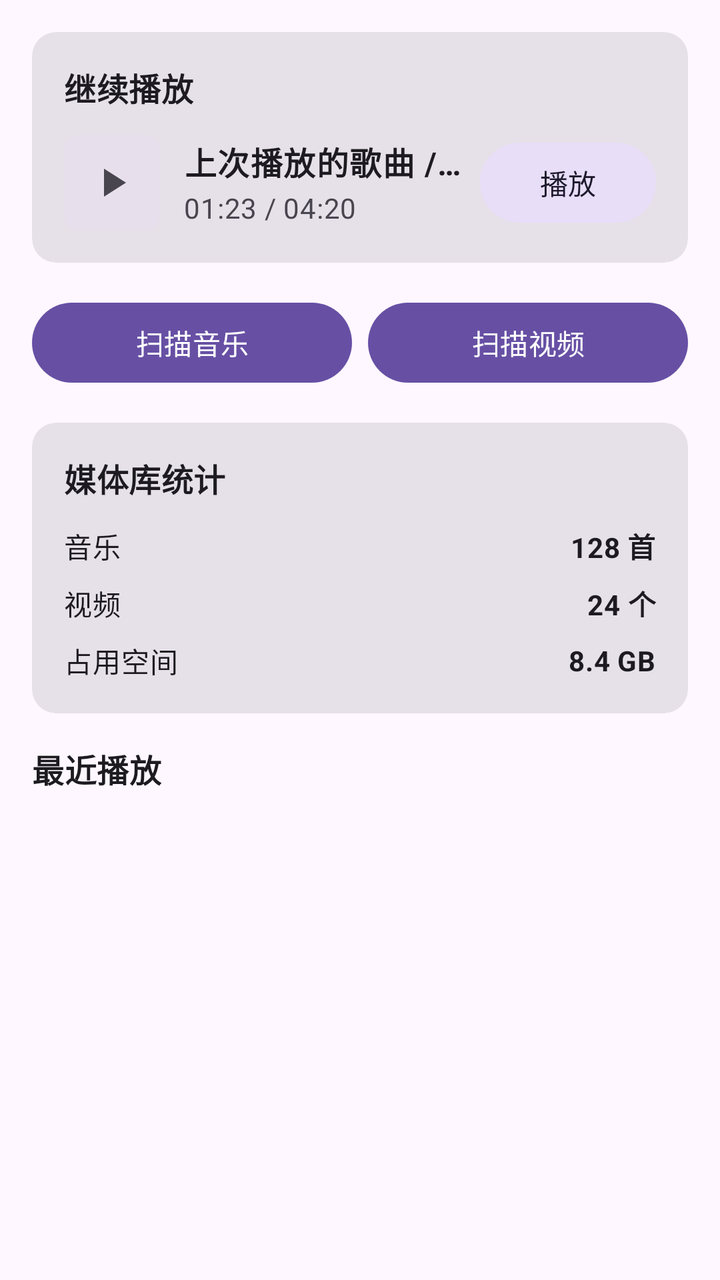
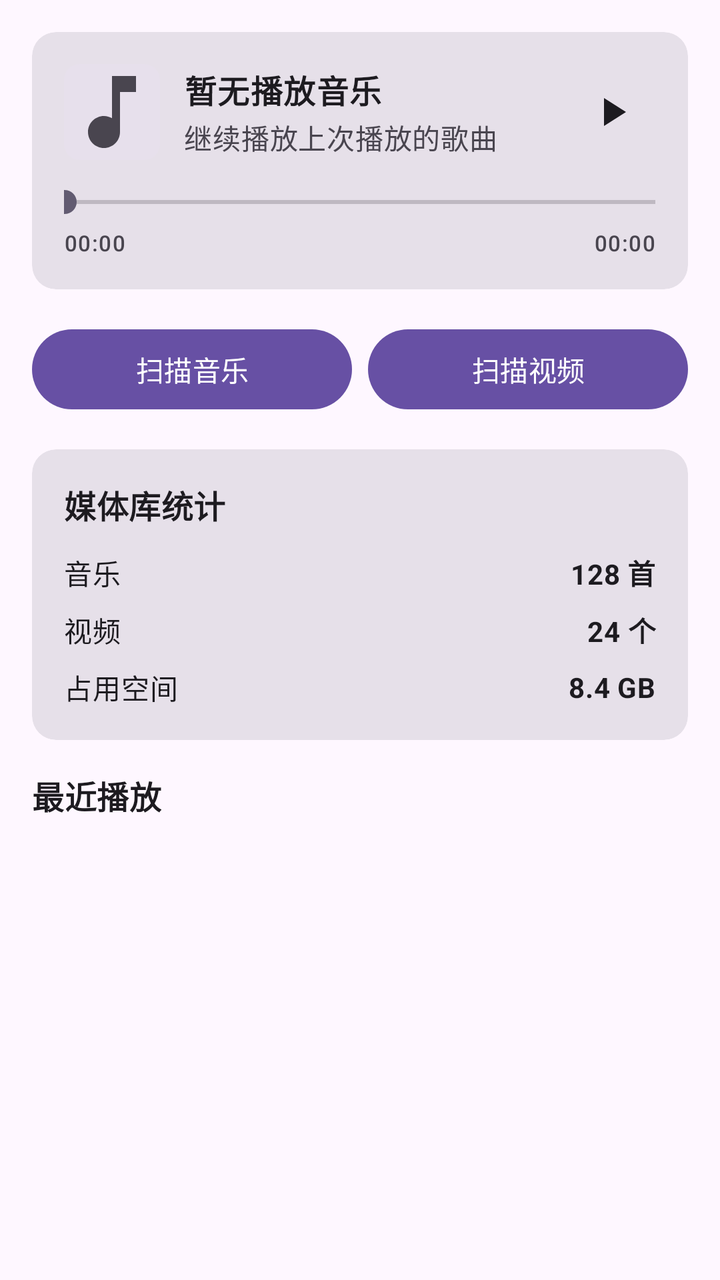

The first picture is an Android layout as it rendered before a commit; the second is the same layout after the commit. The layout source and the unified diff follow.
<!-- AndroidManifest.xml: application theme Theme.MyMedia -->
<!-- res/layout/fragment_home.xml -->
<?xml version="1.0" encoding="utf-8"?>
<androidx.core.widget.NestedScrollView xmlns:android="http://schemas.android.com/apk/res/android"
    xmlns:app="http://schemas.android.com/apk/res-auto"
    xmlns:tools="http://schemas.android.com/tools"
    android:layout_width="match_parent"
    android:layout_height="match_parent"
    android:fillViewport="true"
    android:background="?android:attr/colorBackground">

    <LinearLayout
        android:layout_width="match_parent"
        android:layout_height="wrap_content"
        android:orientation="vertical"
        android:padding="@dimen/dimens_16">

        <com.google.android.material.card.MaterialCardView
            android:layout_width="match_parent"
            android:layout_height="wrap_content"
            android:layout_marginBottom="@dimen/dimens_16"
            style="@style/Widget.Material3.CardView.Filled"
            app:cardCornerRadius="@dimen/dimens_12"
            app:cardElevation="@dimen/dimens_0">

            <LinearLayout
                android:layout_width="match_parent"
                android:layout_height="wrap_content"
                android:orientation="vertical"
                android:padding="@dimen/dimens_16">

                <TextView
                    android:layout_width="wrap_content"
                    android:layout_height="wrap_content"
                    android:text="@string/continue_playing"
                    android:textAppearance="?attr/textAppearanceTitleMedium"
                    android:textStyle="bold"
                    android:layout_marginBottom="@dimen/dimens_12" />

                <LinearLayout
                    android:layout_width="match_parent"
                    android:layout_height="wrap_content"
                    android:orientation="horizontal"
                    android:gravity="center_vertical">

                    
                    <com.google.android.material.imageview.ShapeableImageView
                        android:id="@+id/iv_continue_cover"
                        android:layout_width="@dimen/dimens_48"
                        android:layout_height="@dimen/dimens_48"
                        android:background="?attr/colorSurfaceVariant"
                        android:scaleType="center"
                        android:src="@drawable/ic_play"
                        app:shapeAppearanceOverlay="@style/ShapeAppearance.Material3.Corner.Small"
                        android:layout_marginEnd="@dimen/dimens_12" />

                    
                    <LinearLayout
                        android:layout_width="@dimen/dimens_0"
                        android:layout_height="wrap_content"
                        android:layout_weight="1"
                        android:orientation="vertical">

                        <TextView
                            android:layout_width="wrap_content"
                            android:layout_height="wrap_content"
                            android:text="上次播放的歌曲 / 视频"
                            android:textAppearance="?attr/textAppearanceBodyLarge"
                            android:textStyle="bold"
                            android:ellipsize="end"
                            android:singleLine="true" />

                        <TextView
                            android:layout_width="wrap_content"
                            android:layout_height="wrap_content"
                            android:text="01:23 / 04:20"
                            android:textAppearance="?attr/textAppearanceBodyMedium"
                            android:textColor="?android:attr/textColorSecondary"
                            android:layout_marginTop="@dimen/dimens_2" />
                    </LinearLayout>

                    
                    <com.google.android.material.button.MaterialButton
                        android:layout_width="wrap_content"
                        android:layout_height="wrap_content"
                        android:text="@string/play"
                        style="@style/Widget.Material3.Button.TonalButton"
                        android:layout_marginStart="@dimen/dimens_8" />
                </LinearLayout>

            </LinearLayout>
        </com.google.android.material.card.MaterialCardView>

        
        <LinearLayout
            android:layout_width="match_parent"
            android:layout_height="wrap_content"
            android:orientation="horizontal"
            android:layout_marginBottom="@dimen/dimens_16"
            android:weightSum="2">

            <com.google.android.material.button.MaterialButton
                android:id="@+id/scan_audio"
                android:layout_width="@dimen/dimens_0"
                android:layout_height="wrap_content"
                android:layout_weight="1"
                android:text="@string/scan_audio"
                style="@style/Widget.Material3.Button"
                android:layout_marginEnd="@dimen/dimens_4" />

            <com.google.android.material.button.MaterialButton
                android:layout_width="@dimen/dimens_0"
                android:id="@+id/scan_video"
                android:layout_height="wrap_content"
                android:layout_weight="1"
                android:text="@string/scan_video"
                style="@style/Widget.Material3.Button"
                android:layout_marginStart="@dimen/dimens_4" />
        </LinearLayout>


        
        <com.google.android.material.card.MaterialCardView
            android:layout_width="match_parent"
            android:layout_height="wrap_content"
            android:layout_marginBottom="@dimen/dimens_16"
            style="@style/Widget.Material3.CardView.Filled"
            app:cardCornerRadius="@dimen/dimens_12"
            app:cardElevation="@dimen/dimens_0">

            <LinearLayout
                android:layout_width="match_parent"
                android:layout_height="wrap_content"
                android:orientation="vertical"
                android:padding="@dimen/dimens_16">

                <TextView
                    android:layout_width="wrap_content"
                    android:layout_height="wrap_content"
                    android:text="@string/library_statistics"
                    android:textAppearance="?attr/textAppearanceTitleMedium"
                    android:textStyle="bold"
                    android:layout_marginBottom="@dimen/dimens_12" />

                
                <LinearLayout
                    android:layout_width="match_parent"
                    android:layout_height="wrap_content"
                    android:orientation="horizontal"
                    android:gravity="center_vertical"
                    android:layout_marginBottom="@dimen/dimens_8">

                    <TextView
                        android:layout_width="@dimen/dimens_0"
                        android:layout_height="wrap_content"
                        android:layout_weight="1"
                        android:text="音乐"
                        android:textAppearance="?attr/textAppearanceBodyMedium" />

                    <TextView
                        android:layout_width="wrap_content"
                        android:layout_height="wrap_content"
                        android:text="128 首"
                        android:textAppearance="?attr/textAppearanceBodyMedium"
                        android:textStyle="bold" />
                </LinearLayout>

                
                <LinearLayout
                    android:layout_width="match_parent"
                    android:layout_height="wrap_content"
                    android:orientation="horizontal"
                    android:gravity="center_vertical"
                    android:layout_marginBottom="@dimen/dimens_8">

                    <TextView
                        android:layout_width="@dimen/dimens_0"
                        android:layout_height="wrap_content"
                        android:layout_weight="1"
                        android:text="视频"
                        android:textAppearance="?attr/textAppearanceBodyMedium" />

                    <TextView
                        android:layout_width="wrap_content"
                        android:layout_height="wrap_content"
                        android:text="24 个"
                        android:textAppearance="?attr/textAppearanceBodyMedium"
                        android:textStyle="bold" />
                </LinearLayout>

                
                <LinearLayout
                    android:layout_width="match_parent"
                    android:layout_height="wrap_content"
                    android:orientation="horizontal"
                    android:gravity="center_vertical">

                    <TextView
                        android:layout_width="@dimen/dimens_0"
                        android:layout_height="wrap_content"
                        android:layout_weight="1"
                        android:text="@string/occupied_space"
                        android:textAppearance="?attr/textAppearanceBodyMedium" />

                    <TextView
                        android:layout_width="wrap_content"
                        android:layout_height="wrap_content"
                        android:text="8.4 GB"
                        android:textAppearance="?attr/textAppearanceBodyMedium"
                        android:textStyle="bold" />
                </LinearLayout>

            </LinearLayout>
        </com.google.android.material.card.MaterialCardView>

        
        <TextView
            android:layout_width="wrap_content"
            android:layout_height="wrap_content"
            android:text="@string/recent_play"
            android:textAppearance="?attr/textAppearanceTitleMedium"
            android:textStyle="bold"
            android:layout_marginBottom="@dimen/dimens_8" />

        <androidx.recyclerview.widget.RecyclerView
            android:id="@+id/rv_recent_play"
            android:layout_width="match_parent"
            android:layout_height="wrap_content"
            android:nestedScrollingEnabled="false"
            tools:listitem="@layout/item_media_linear" />
    </LinearLayout>
</androidx.core.widget.NestedScrollView>
<!-- res/layout/item_media_linear.xml (included above) -->
<?xml version="1.0" encoding="utf-8"?>
<androidx.constraintlayout.widget.ConstraintLayout xmlns:android="http://schemas.android.com/apk/res/android"
    xmlns:app="http://schemas.android.com/apk/res-auto"
    xmlns:tools="http://schemas.android.com/tools"
    android:layout_width="match_parent"
    android:layout_height="wrap_content"
    android:background="?attr/selectableItemBackground">

    
    <com.google.android.material.checkbox.MaterialCheckBox
        android:id="@+id/cb_select"
        android:layout_width="wrap_content"
        android:layout_height="wrap_content"
        android:minWidth="@dimen/dimens_0"
        android:minHeight="@dimen/dimens_0"
        app:layout_constraintStart_toStartOf="parent"
        app:layout_constraintTop_toTopOf="parent"
        app:layout_constraintBottom_toBottomOf="parent" />

    <com.google.android.material.imageview.ShapeableImageView
        android:id="@+id/iv_media_icon"
        android:layout_width="@dimen/dimens_48"
        android:layout_height="@dimen/dimens_48"
        android:background="?attr/colorSurfaceVariant"
        android:scaleType="center"
        android:src="@drawable/ic_music"
        app:shapeAppearanceOverlay="@style/ShapeAppearance.Material3.Corner.Small"
        app:layout_constraintStart_toEndOf="@id/cb_select"
        app:layout_constraintTop_toTopOf="parent"
        app:layout_constraintBottom_toBottomOf="parent"
        android:layout_marginStart="@dimen/dimens_12" />
    <LinearLayout
        android:id="@+id/ll_media_content"
        android:layout_width="@dimen/dimens_0"
        android:layout_height="wrap_content"
        android:orientation="vertical"
        app:layout_constraintStart_toEndOf="@id/iv_media_icon"
        app:layout_constraintEnd_toStartOf="@id/btn_edit"
        app:layout_constraintTop_toTopOf="parent"
        app:layout_constraintBottom_toBottomOf="parent"
        android:layout_marginStart="@dimen/dimens_12"
        android:layout_marginEnd="@dimen/dimens_12">

        <TextView
            android:id="@+id/tv_media_title"
            android:layout_width="match_parent"
            android:layout_height="wrap_content"
            android:text="媒体名称"
            android:textAppearance="?attr/textAppearanceBodyLarge"
            android:textStyle="bold"
            android:ellipsize="end"
            android:singleLine="true" />

        <TextView
            android:id="@+id/tv_media_subtitle"
            android:layout_width="match_parent"
            android:layout_height="wrap_content"
            android:text="作者 / 时长 / 大小"
            android:textAppearance="?attr/textAppearanceBodyMedium"
            android:textColor="?android:attr/textColorSecondary"
            android:layout_marginTop="@dimen/dimens_2"
            android:ellipsize="end"
            android:singleLine="true" />
    </LinearLayout>


    
    <ImageView
        android:id="@+id/btn_edit"
        android:layout_width="@dimen/dimens_40"
        android:layout_height="@dimen/dimens_40"
        android:padding="@dimen/dimens_8"
        android:src="@drawable/ic_edit"
        android:background="?attr/selectableItemBackgroundBorderless"
        android:contentDescription="编辑"
        app:tint="?attr/colorOnSurfaceVariant"
        app:layout_constraintEnd_toEndOf="parent"
        app:layout_constraintTop_toTopOf="parent"
        app:layout_constraintBottom_toBottomOf="parent" />

    
    <ImageView
        android:id="@+id/btn_more"
        android:layout_width="@dimen/dimens_0"
        android:layout_height="@dimen/dimens_0"
        android:visibility="gone"
        app:layout_constraintTop_toTopOf="parent"
        app:layout_constraintStart_toStartOf="parent" />

</androidx.constraintlayout.widget.ConstraintLayout>
<!-- resources referenced by this layout -->
<resources>
  <dimen name="dimens_0">0dp</dimen>
  <dimen name="dimens_12">12dp</dimen>
  <dimen name="dimens_16">16dp</dimen>
  <dimen name="dimens_2">2dp</dimen>
  <dimen name="dimens_4">4dp</dimen>
  <dimen name="dimens_40">40dp</dimen>
  <dimen name="dimens_48">48dp</dimen>
  <dimen name="dimens_8">8dp</dimen>
  <!-- drawable ic_edit (drawable) -->
  <vector xmlns:android="http://schemas.android.com/apk/res/android"
      android:width="24dp"
      android:height="24dp"
      android:viewportWidth="24"
      android:viewportHeight="24"
      android:tint="?attr/colorControlNormal">
    <path
        android:fillColor="@android:color/white"
        android:pathData="M3,17.25V21h3.75L17.81,9.94l-3.75,-3.75L3,17.25zM20.71,7.04c0.39,-0.39 0.39,-1.02 0,-1.41l-2.34,-2.34c-0.39,-0.39 -1.02,-0.39 -1.41,0l-1.83,1.83 3.75,3.75 1.83,-1.83z"/>
  </vector>
  <!-- drawable ic_music (drawable) -->
  <vector xmlns:android="http://schemas.android.com/apk/res/android"
      android:width="24dp"
      android:height="24dp"
      android:viewportWidth="24"
      android:viewportHeight="24"
      android:tint="?attr/colorControlNormal">
    <path
        android:fillColor="@android:color/white"
        android:pathData="M12,3v10.55c-0.59,-0.34 -1.27,-0.55 -2,-0.55 -2.21,0 -4,1.79 -4,4s1.79,4 4,4 4,-1.79 4,-4V7h4V3h-6z"/>
  </vector>
  <!-- drawable ic_play (drawable) -->
  <vector xmlns:android="http://schemas.android.com/apk/res/android"
      android:width="24dp"
      android:height="24dp"
      android:viewportWidth="24"
      android:viewportHeight="24"
      android:tint="?attr/colorControlNormal">
    <path
        android:fillColor="@android:color/white"
        android:pathData="M8,5v14l11,-7z"/>
  </vector>
  <string name="continue_playing">继续播放</string>
  <string name="library_statistics">媒体库统计</string>
  <string name="occupied_space">占用空间</string>
  <string name="play">播放</string>
  <string name="recent_play">最近播放</string>
  <string name="scan_audio">扫描音乐</string>
  <string name="scan_video">扫描视频</string>
  <style name="Theme.MyMedia" parent="Theme.Material3.DayNight.NoActionBar">
          
      </style>
</resources>

<!-- the commit's change to res/layout/fragment_home.xml (unified diff, before → after) -->
@@ -13,81 +13,15 @@
         android:orientation="vertical"
         android:padding="@dimen/dimens_16">
 
-        <com.google.android.material.card.MaterialCardView
-            android:layout_width="match_parent"
-            android:layout_height="wrap_content"
-            android:layout_marginBottom="@dimen/dimens_16"
-            style="@style/Widget.Material3.CardView.Filled"
-            app:cardCornerRadius="@dimen/dimens_12"
-            app:cardElevation="@dimen/dimens_0">
-
-            <LinearLayout
-                android:layout_width="match_parent"
-                android:layout_height="wrap_content"
-                android:orientation="vertical"
-                android:padding="@dimen/dimens_16">
-
-                <TextView
-                    android:layout_width="wrap_content"
-                    android:layout_height="wrap_content"
-                    android:text="@string/continue_playing"
-                    android:textAppearance="?attr/textAppearanceTitleMedium"
-                    android:textStyle="bold"
-                    android:layout_marginBottom="@dimen/dimens_12" />
-
-                <LinearLayout
-                    android:layout_width="match_parent"
-                    android:layout_height="wrap_content"
-                    android:orientation="horizontal"
-                    android:gravity="center_vertical">
-
-                    
-                    <com.google.android.material.imageview.ShapeableImageView
-                        android:id="@+id/iv_continue_cover"
-                        android:layout_width="@dimen/dimens_48"
-                        android:layout_height="@dimen/dimens_48"
-                        android:background="?attr/colorSurfaceVariant"
-                        android:scaleType="center"
-                        android:src="@drawable/ic_play"
-                        app:shapeAppearanceOverlay="@style/ShapeAppearance.Material3.Corner.Small"
-                        android:layout_marginEnd="@dimen/dimens_12" />
-
-                    
-                    <LinearLayout
-                        android:layout_width="@dimen/dimens_0"
-                        android:layout_height="wrap_content"
-                        android:layout_weight="1"
-                        android:orientation="vertical">
-
-                        <TextView
-                            android:layout_width="wrap_content"
-                            android:layout_height="wrap_content"
-                            android:text="上次播放的歌曲 / 视频"
-                            android:textAppearance="?attr/textAppearanceBodyLarge"
-                            android:textStyle="bold"
-                            android:ellipsize="end"
-                            android:singleLine="true" />
-
-                        <TextView
-                            android:layout_width="wrap_content"
-                            android:layout_height="wrap_content"
-                            android:text="01:23 / 04:20"
-                            android:textAppearance="?attr/textAppearanceBodyMedium"
-                            android:textColor="?android:attr/textColorSecondary"
-                            android:layout_marginTop="@dimen/dimens_2" />
-                    </LinearLayout>
-
-                    
-                    <com.google.android.material.button.MaterialButton
-                        android:layout_width="wrap_content"
-                        android:layout_height="wrap_content"
-                        android:text="@string/play"
-                        style="@style/Widget.Material3.Button.TonalButton"
-                        android:layout_marginStart="@dimen/dimens_8" />
-                </LinearLayout>
-
-            </LinearLayout>
-        </com.google.android.material.card.MaterialCardView>
+        
+        <include
+            android:id="@+id/include_audio_card"
+            layout="@layout/include_home_audio_card" />
+
+        
+
+
+
 
         
         <LinearLayout
@@ -228,6 +162,128 @@
             tools:listitem="@layout/item_media_linear" />
     </LinearLayout>
 </androidx.core.widget.NestedScrollView>
+<!-- res/layout/include_home_audio_card.xml (included above) -->
+<?xml version="1.0" encoding="utf-8"?>
+<com.google.android.material.card.MaterialCardView xmlns:android="http://schemas.android.com/apk/res/android"
+    xmlns:app="http://schemas.android.com/apk/res-auto"
+    android:id="@+id/card_audio_play"
+    android:layout_width="match_parent"
+    android:layout_height="wrap_content"
+    android:layout_marginBottom="@dimen/dimens_16"
+    style="@style/Widget.Material3.CardView.Filled"
+    app:cardCornerRadius="@dimen/dimens_12"
+    app:cardElevation="@dimen/dimens_0">
+
+    <LinearLayout
+        android:layout_width="match_parent"
+        android:layout_height="wrap_content"
+        android:orientation="vertical"
+        android:padding="@dimen/dimens_16">
+
+        
+        <LinearLayout
+            android:layout_width="match_parent"
+            android:layout_height="wrap_content"
+            android:orientation="horizontal"
+            android:gravity="center_vertical">
+
+            
+            <com.google.android.material.imageview.ShapeableImageView
+                android:id="@+id/iv_audio_cover"
+                android:layout_width="@dimen/dimens_48"
+                android:layout_height="@dimen/dimens_48"
+                android:background="?attr/colorSurfaceVariant"
+                android:scaleType="centerCrop"
+                android:src="@drawable/ic_music"
+                app:shapeAppearanceOverlay="@style/ShapeAppearance.Material3.Corner.Small"
+                android:layout_marginEnd="@dimen/dimens_12" />
+
+            
+            <LinearLayout
+                android:layout_width="@dimen/dimens_0"
+                android:layout_height="wrap_content"
+                android:layout_weight="1"
+                android:orientation="vertical">
+
+                <TextView
+                    android:id="@+id/tv_audio_title"
+                    android:layout_width="wrap_content"
+                    android:layout_height="wrap_content"
+                    android:text="暂无播放音乐"
+                    android:textAppearance="?attr/textAppearanceBodyLarge"
+                    android:textStyle="bold"
+                    android:ellipsize="end"
+                    android:singleLine="true" />
+
+                <TextView
+                    android:id="@+id/tv_audio_artist"
+                    android:layout_width="wrap_content"
+                    android:layout_height="wrap_content"
+                    android:text="继续播放上次播放的歌曲"
+                    android:textAppearance="?attr/textAppearanceBodyMedium"
+                    android:textColor="?android:attr/textColorSecondary"
+                    android:layout_marginTop="@dimen/dimens_2" />
+            </LinearLayout>
+
+            
+            <com.google.android.material.button.MaterialButton
+                android:id="@+id/btn_audio_play_pause"
+                android:layout_width="@dimen/dimens_48"
+                android:layout_height="@dimen/dimens_48"
+                style="@style/Widget.Material3.Button.IconButton"
+                app:icon="@drawable/ic_play"
+                app:iconSize="@dimen/dimens_24"
+                app:iconTint="?attr/colorOnSurface"
+                android:layout_marginStart="@dimen/dimens_8" />
+        </LinearLayout>
+
+        
+        
+        <LinearLayout
+            android:layout_width="match_parent"
+            android:layout_height="wrap_content"
+            android:orientation="vertical"
+            android:layout_marginTop="@dimen/dimens_12">
+
+            <SeekBar
+                android:id="@+id/seek_bar_audio"
+                android:layout_width="match_parent"
+                android:layout_height="wrap_content"
+                android:max="100"
+                android:progress="0"
+                android:paddingStart="@dimen/dimens_16"
+                android:paddingEnd="@dimen/dimens_16"
+                android:layout_marginStart="-16dp"
+                android:layout_marginEnd="-16dp"
+                app:splitTrack="false" />
+
+            <RelativeLayout
+                android:layout_width="match_parent"
+                android:layout_height="wrap_content"
+                android:layout_marginTop="@dimen/dimens_4">
+
+                <TextView
+                    android:id="@+id/tv_audio_time_current"
+                    android:layout_width="wrap_content"
+                    android:layout_height="wrap_content"
+                    android:text="00:00"
+                    android:textAppearance="?attr/textAppearanceLabelSmall"
+                    android:textColor="?android:attr/textColorSecondary"
+                    android:layout_alignParentStart="true" />
+
+                <TextView
+                    android:id="@+id/tv_audio_time_total"
+                    android:layout_width="wrap_content"
+                    android:layout_height="wrap_content"
+                    android:text="00:00"
+                    android:textAppearance="?attr/textAppearanceLabelSmall"
+                    android:textColor="?android:attr/textColorSecondary"
+                    android:layout_alignParentEnd="true" />
+            </RelativeLayout>
+        </LinearLayout>
+
+    </LinearLayout>
+</com.google.android.material.card.MaterialCardView>
 <!-- res/layout/item_media_linear.xml (included above) -->
 <?xml version="1.0" encoding="utf-8"?>
 <androidx.constraintlayout.widget.ConstraintLayout xmlns:android="http://schemas.android.com/apk/res/android"
<!-- resource entries referenced after the edit -->
@@ -4,6 +4,7 @@
   <dimen name="dimens_12">12dp</dimen>
   <dimen name="dimens_16">16dp</dimen>
   <dimen name="dimens_2">2dp</dimen>
+  <dimen name="dimens_24">24dp</dimen>
   <dimen name="dimens_4">4dp</dimen>
   <dimen name="dimens_40">40dp</dimen>
   <dimen name="dimens_48">48dp</dimen>
@@ -41,10 +42,8 @@
         android:fillColor="@android:color/white"
         android:pathData="M8,5v14l11,-7z"/>
   </vector>
-  <string name="continue_playing">继续播放</string>
   <string name="library_statistics">媒体库统计</string>
   <string name="occupied_space">占用空间</string>
-  <string name="play">播放</string>
   <string name="recent_play">最近播放</string>
   <string name="scan_audio">扫描音乐</string>
   <string name="scan_video">扫描视频</string>
